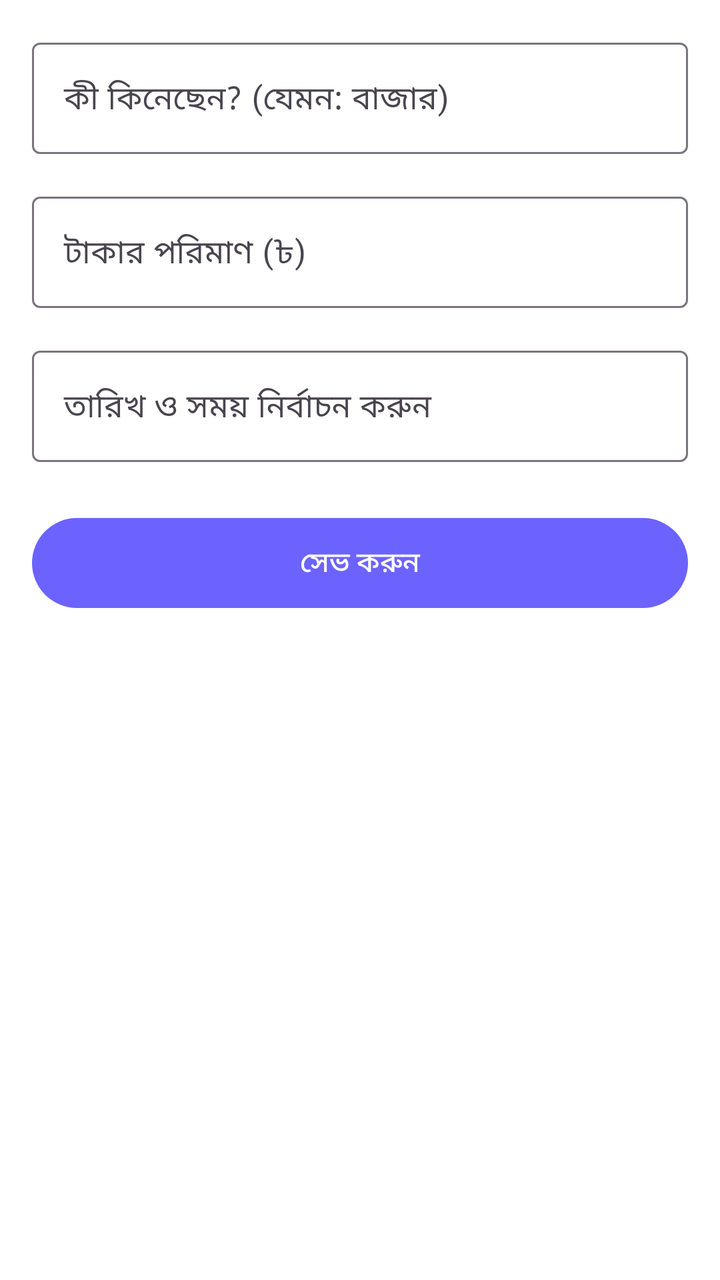
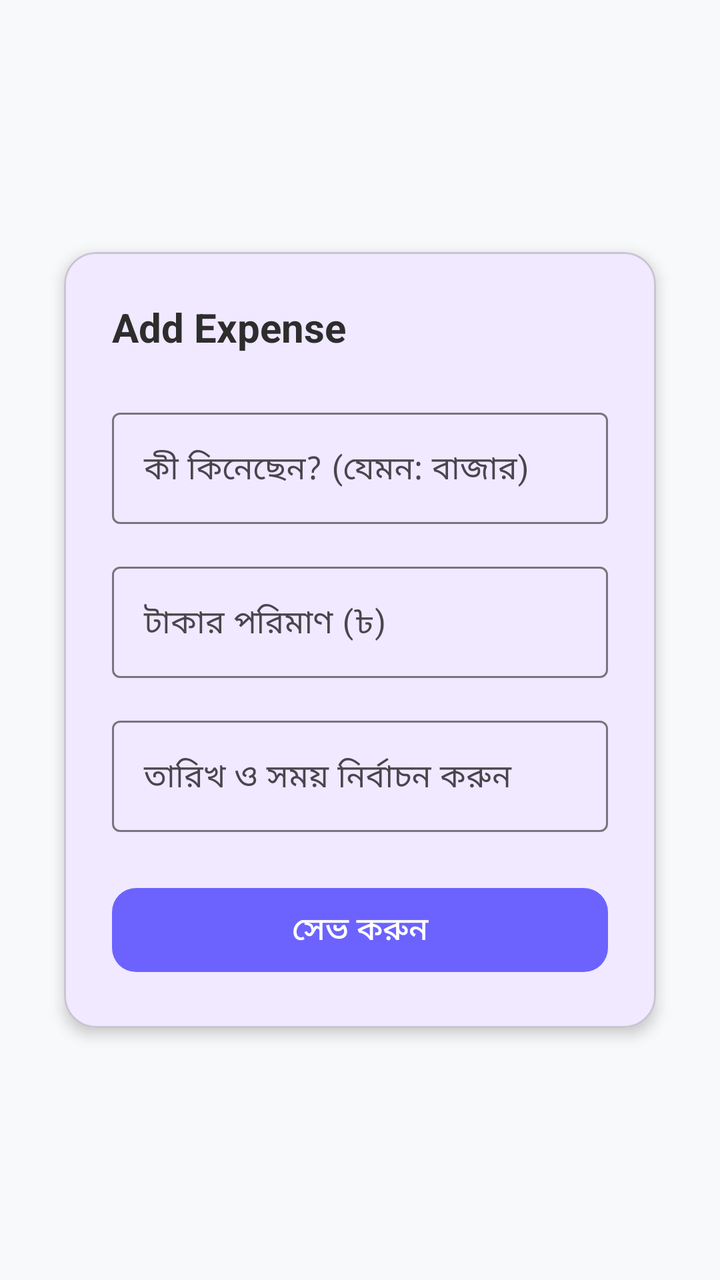

Compare the two renders of this Android layout. The source of the first and the diff that turns it into the second are given below.
<!-- AndroidManifest.xml: application theme Theme.ExpenseSplitter -->
<!-- res/layout/activity_add_expense.xml -->
<?xml version="1.0" encoding="utf-8"?>
<LinearLayout xmlns:android="http://schemas.android.com/apk/res/android"
    android:layout_width="match_parent"
    android:layout_height="match_parent"
    android:orientation="vertical"
    android:padding="16dp">

    <com.google.android.material.textfield.TextInputLayout
        android:layout_width="match_parent"
        android:layout_height="wrap_content"
        android:layout_marginBottom="16dp">
        <com.google.android.material.textfield.TextInputEditText
            android:id="@+id/etTitle"
            android:layout_width="match_parent"
            android:layout_height="wrap_content"
            android:hint="কী কিনেছেন? (যেমন: বাজার)" />
    </com.google.android.material.textfield.TextInputLayout>

    <com.google.android.material.textfield.TextInputLayout
        android:layout_width="match_parent"
        android:layout_height="wrap_content"
        android:layout_marginBottom="16dp">
        <com.google.android.material.textfield.TextInputEditText
            android:id="@+id/etAmount"
            android:layout_width="match_parent"
            android:layout_height="wrap_content"
            android:inputType="numberDecimal"
            android:hint="টাকার পরিমাণ (৳)" />
    </com.google.android.material.textfield.TextInputLayout>

    
    <com.google.android.material.textfield.TextInputLayout
        android:layout_width="match_parent"
        android:layout_height="wrap_content"
        android:layout_marginBottom="24dp">
        <com.google.android.material.textfield.TextInputEditText
            android:id="@+id/etDateTime"
            android:layout_width="match_parent"
            android:layout_height="wrap_content"
            android:focusable="false"
            android:clickable="true"
            android:hint="তারিখ ও সময় নির্বাচন করুন" />
    </com.google.android.material.textfield.TextInputLayout>

    <com.google.android.material.button.MaterialButton
        android:id="@+id/btnSave"
        android:layout_width="match_parent"
        android:layout_height="wrap_content"
        android:text="সেভ করুন"
        android:padding="12dp"/>
</LinearLayout>
<!-- resources referenced by this layout -->
<resources>
  <style name="Theme.ExpenseSplitter" parent="Theme.Material3.DayNight.NoActionBar">
          <item name="colorPrimary">@color/purple_primary</item>
          <item name="android:windowBackground">@color/bg_color</item>
          <item name="android:statusBarColor">@color/bg_color</item>
          <item name="android:windowLightStatusBar">true</item>
      </style>
  <color name="purple_primary">#6C63FF</color>
  <color name="bg_color">#FFFFFF</color>
</resources>

<!-- the commit's change to res/layout/activity_add_expense.xml (unified diff, before → after) -->
@@ -1,51 +1,91 @@
 <?xml version="1.0" encoding="utf-8"?>
-<LinearLayout xmlns:android="http://schemas.android.com/apk/res/android"
+<ScrollView xmlns:android="http://schemas.android.com/apk/res/android"
+    xmlns:app="http://schemas.android.com/apk/res-auto"
     android:layout_width="match_parent"
     android:layout_height="match_parent"
-    android:orientation="vertical"
-    android:padding="16dp">
+    android:background="#F8F9FA"
+    android:fillViewport="true">
 
-    <com.google.android.material.textfield.TextInputLayout
+    <LinearLayout
         android:layout_width="match_parent"
         android:layout_height="wrap_content"
-        android:layout_marginBottom="16dp">
-        <com.google.android.material.textfield.TextInputEditText
-            android:id="@+id/etTitle"
+        android:gravity="center"
+        android:orientation="vertical"
+        android:padding="16dp">
+
+        <com.google.android.material.card.MaterialCardView
             android:layout_width="match_parent"
             android:layout_height="wrap_content"
-            android:hint="কী কিনেছেন? (যেমন: বাজার)" />
-    </com.google.android.material.textfield.TextInputLayout>
+            android:layout_margin="16dp"
+            app:cardCornerRadius="16dp"
+            app:cardElevation="4dp">
 
-    <com.google.android.material.textfield.TextInputLayout
-        android:layout_width="match_parent"
-        android:layout_height="wrap_content"
-        android:layout_marginBottom="16dp">
-        <com.google.android.material.textfield.TextInputEditText
-            android:id="@+id/etAmount"
-            android:layout_width="match_parent"
-            android:layout_height="wrap_content"
-            android:inputType="numberDecimal"
-            android:hint="টাকার পরিমাণ (৳)" />
-    </com.google.android.material.textfield.TextInputLayout>
+            <LinearLayout
+                android:layout_width="match_parent"
+                android:layout_height="wrap_content"
+                android:orientation="vertical"
+                android:padding="24dp">
 
-    
-    <com.google.android.material.textfield.TextInputLayout
-        android:layout_width="match_parent"
-        android:layout_height="wrap_content"
-        android:layout_marginBottom="24dp">
-        <com.google.android.material.textfield.TextInputEditText
-            android:id="@+id/etDateTime"
-            android:layout_width="match_parent"
-            android:layout_height="wrap_content"
-            android:focusable="false"
-            android:clickable="true"
-            android:hint="তারিখ ও সময় নির্বাচন করুন" />
-    </com.google.android.material.textfield.TextInputLayout>
+                <TextView
+                    android:layout_width="wrap_content"
+                    android:layout_height="wrap_content"
+                    android:text="Add Expense"
+                    android:textColor="@color/text_dark"
+                    android:textSize="20sp"
+                    android:textStyle="bold"
+                    android:layout_marginBottom="24dp"/>
 
-    <com.google.android.material.button.MaterialButton
-        android:id="@+id/btnSave"
-        android:layout_width="match_parent"
-        android:layout_height="wrap_content"
-        android:text="সেভ করুন"
-        android:padding="12dp"/>
-</LinearLayout>
+                
+                <com.google.android.material.textfield.TextInputLayout
+                    style="@style/Widget.Material3.TextInputLayout.OutlinedBox"
+                    android:layout_width="match_parent"
+                    android:layout_height="wrap_content"
+                    android:layout_marginBottom="16dp">
+                    <com.google.android.material.textfield.TextInputEditText
+                        android:id="@+id/etTitle"
+                        android:layout_width="match_parent"
+                        android:layout_height="wrap_content"
+                        android:hint="কী কিনেছেন? (যেমন: বাজার)" />
+                </com.google.android.material.textfield.TextInputLayout>
+
+                
+                <com.google.android.material.textfield.TextInputLayout
+                    style="@style/Widget.Material3.TextInputLayout.OutlinedBox"
+                    android:layout_width="match_parent"
+                    android:layout_height="wrap_content"
+                    android:layout_marginBottom="16dp">
+                    <com.google.android.material.textfield.TextInputEditText
+                        android:id="@+id/etAmount"
+                        android:layout_width="match_parent"
+                        android:layout_height="wrap_content"
+                        android:inputType="numberDecimal"
+                        android:hint="টাকার পরিমাণ (৳)" />
+                </com.google.android.material.textfield.TextInputLayout>
+
+                
+                <com.google.android.material.textfield.TextInputLayout
+                    style="@style/Widget.Material3.TextInputLayout.OutlinedBox"
+                    android:layout_width="match_parent"
+                    android:layout_height="wrap_content"
+                    android:layout_marginBottom="24dp">
+                    <com.google.android.material.textfield.TextInputEditText
+                        android:id="@+id/etDateTime"
+                        android:layout_width="match_parent"
+                        android:layout_height="wrap_content"
+                        android:focusable="false"
+                        android:clickable="true"
+                        android:hint="তারিখ ও সময় নির্বাচন করুন" />
+                </com.google.android.material.textfield.TextInputLayout>
+
+                
+                <com.google.android.material.button.MaterialButton
+                    android:id="@+id/btnSave"
+                    android:layout_width="match_parent"
+                    android:layout_height="50dp"
+                    android:text="সেভ করুন"
+                    android:textSize="16sp"
+                    app:cornerRadius="12dp" />
+            </LinearLayout>
+        </com.google.android.material.card.MaterialCardView>
+    </LinearLayout>
+</ScrollView>
<!-- resource entries referenced after the edit -->
@@ -1,5 +1,6 @@
 <!-- resources referenced by this layout -->
 <resources>
+  <color name="text_dark">#2D2D2D</color>
   <style name="Theme.ExpenseSplitter" parent="Theme.Material3.DayNight.NoActionBar">
           <item name="colorPrimary">@color/purple_primary</item>
           <item name="android:windowBackground">@color/bg_color</item>
